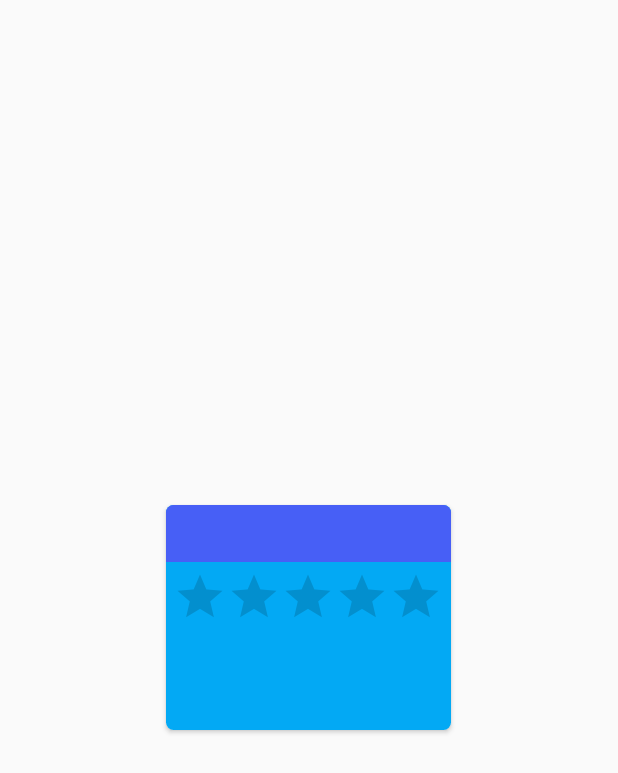
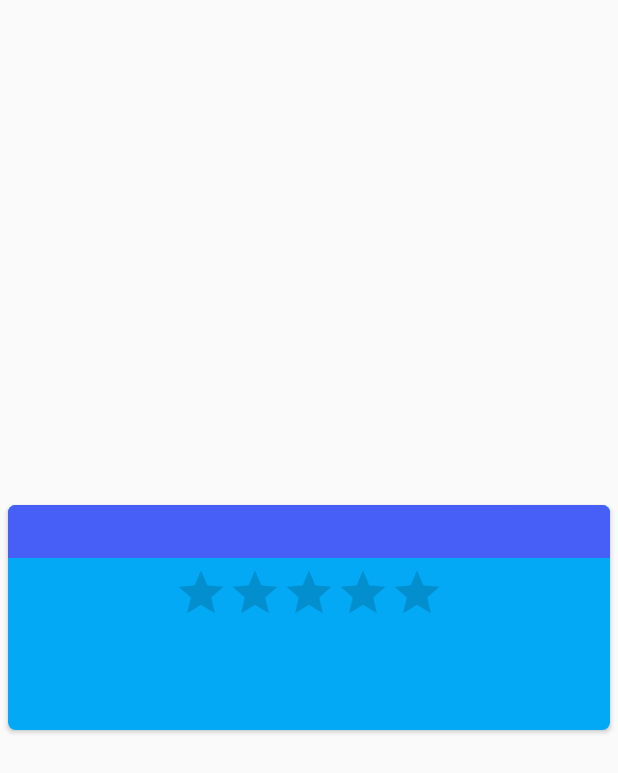
Before and after one commit to IceIceBB/Icebreakers, an Android app: the layout card_game_list.xml on its own in the app's theme, with its tools: preview values and no code run, on a phone screen of 412 x 824 dp. Shown: the top 773 px of the screen. Run offline under Robolectric (Android 15) with nearby library versions, the phone set to English and light mode, and no system bars.

```diff
--- a/IceIceBB/app/src/main/res/layout/activity_tab_main.xml
+++ b/IceIceBB/app/src/main/res/layout/activity_tab_main.xml
@@ -35,7 +35,6 @@
 
     <android.support.v4.view.ViewPager
         android:id="@+id/container"
-
         android:layout_width="match_parent"
         android:layout_height="match_parent"
         app:layout_behavior="@string/appbar_scrolling_view_behavior"/>
--- a/IceIceBB/app/src/main/res/layout/card_game_list.xml
+++ b/IceIceBB/app/src/main/res/layout/card_game_list.xml
@@ -3,7 +3,7 @@
     xmlns:android="http://schemas.android.com/apk/res/android"
     xmlns:card_view="http://schemas.android.com/apk/res-auto"
     android:id="@+id/gameView"
-    android:layout_width="190dp"
+    android:layout_width="match_parent"
     android:layout_height="150dp"
     android:layout_centerHorizontal="true"
     android:layout_gravity="center"
@@ -13,6 +13,7 @@
     <RelativeLayout
         android:layout_width="match_parent"
         android:layout_height="match_parent"
+
         android:background="@color/colorPrimary">
 
 
@@ -75,7 +76,7 @@
             android:gravity="center"
             android:padding="@dimen/small_spacing"
             android:textColor="#8b000000"
-            android:textSize="20sp"
+            android:textSize="18sp"
             android:textStyle="bold"/>
 
         <RatingBar
--- a/IceIceBB/app/src/main/res/layout/fragment_games.xml
+++ b/IceIceBB/app/src/main/res/layout/fragment_games.xml
@@ -10,7 +10,6 @@
         android:id="@+id/gameList"
         android:layout_width="match_parent"
         android:layout_height="match_parent"
-        android:paddingLeft="5dp"
         android:paddingTop="10dp"
         android:paddingBottom="10dp"
         android:background="#587e7c"/>
```
